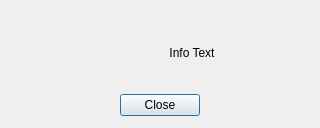
First picture: the form in ui/infodialog.ui, repository maxavadallat/maxcommander, before the edit.
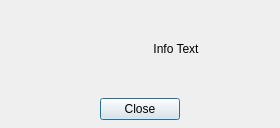
Second picture: the form after the edit. Icons and pictures are not drawn.

```diff
--- a/ui/infodialog.ui
+++ b/ui/infodialog.ui
@@ -6,13 +6,19 @@
    <rect>
     <x>0</x>
     <y>0</y>
-    <width>320</width>
+    <width>280</width>
     <height>128</height>
    </rect>
   </property>
   <property name="minimumSize">
    <size>
-    <width>320</width>
+    <width>280</width>
+    <height>128</height>
+   </size>
+  </property>
+  <property name="maximumSize">
+   <size>
+    <width>280</width>
     <height>128</height>
    </size>
   </property>
@@ -20,11 +26,11 @@
    <string>Dialog</string>
   </property>
   <layout class="QGridLayout" name="gridLayout">
-   <property name="bottomMargin">
-    <number>12</number>
+   <property name="margin">
+    <number>8</number>
    </property>
    <property name="spacing">
-    <number>0</number>
+    <number>8</number>
    </property>
    <item row="0" column="0">
     <widget class="QLabel" name="infoIcon">
```
